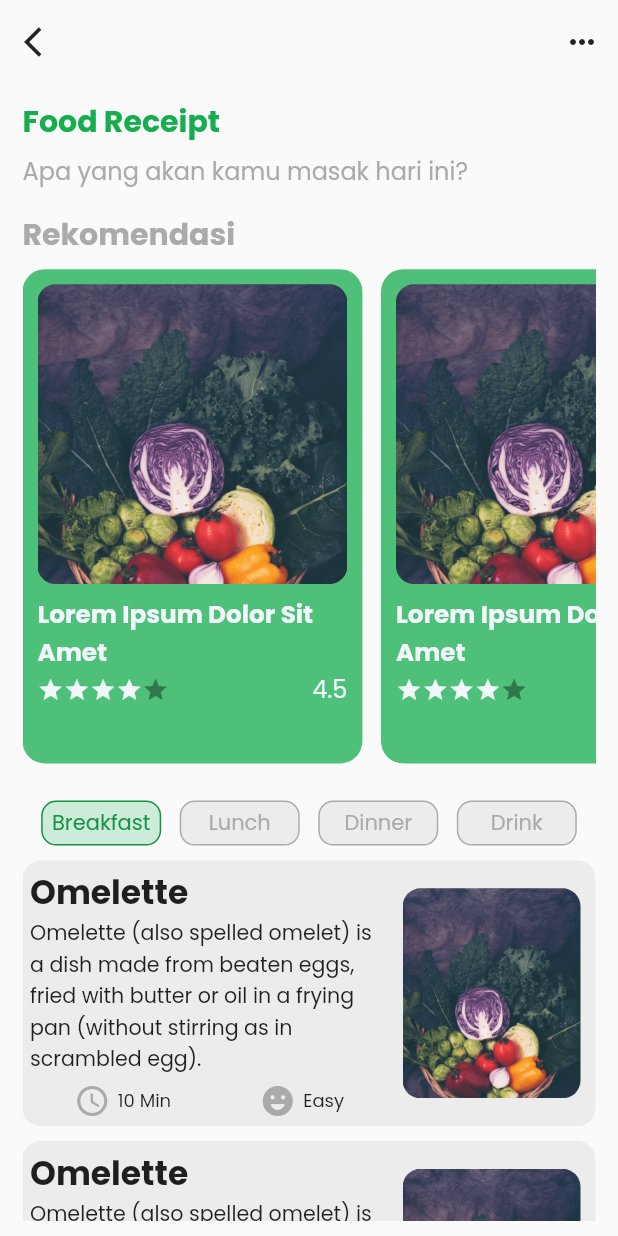
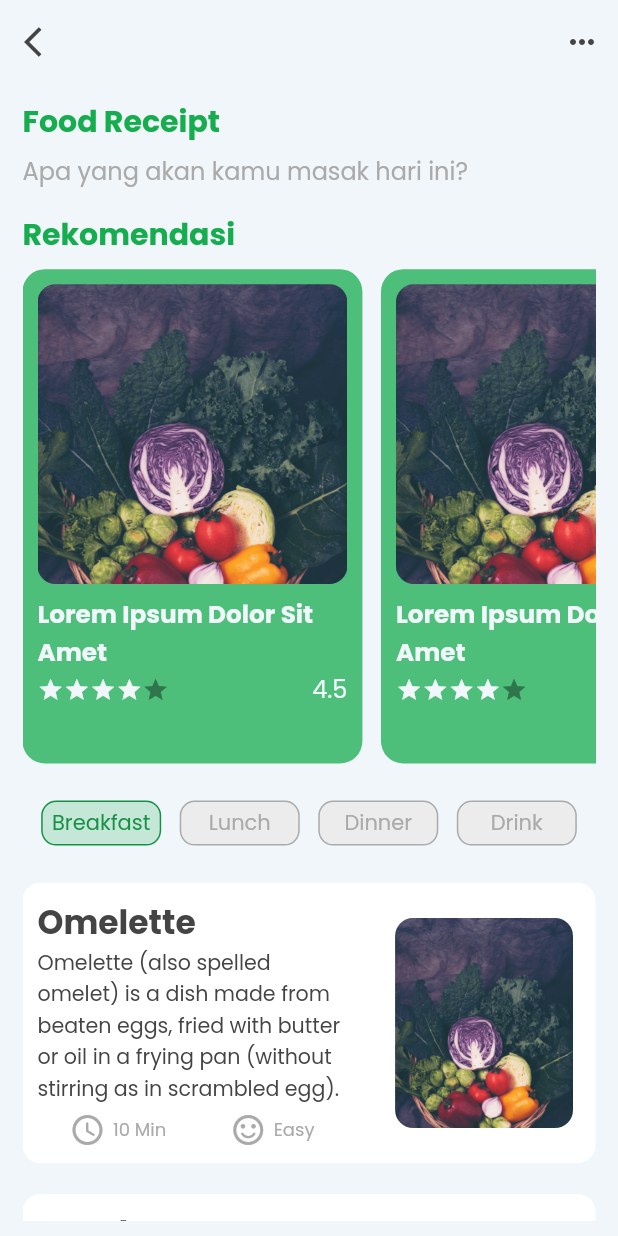
Before and after one commit to bagussubagja/healthy-buddy-mobile-app, a Flutter app: the FoodReceiptMenuScreen screen opened by its route, on a phone screen of 412 x 824 dp. Run offline on Flutter 3.47's test engine with Material 2 defaults, Android fonts, the phone set to English and light mode, and no system bars; drawn by our look-alikes of flutter_rating_bar; our stand-ins replace cached_network_image, carousel_slider, flutter_svg, salomon_bottom_bar, sizer, youtube_player_flutter.

Commit message:
Change Background Color

```diff
--- a/lib/screens/home/body_page_screen.dart
+++ b/lib/screens/home/body_page_screen.dart
@@ -26,7 +26,7 @@ class _BodyPageScreenState extends State<BodyPageScreen> {
   @override
   Widget build(BuildContext context) {
     return Scaffold(
-      backgroundColor: Colors.white,
+      backgroundColor: bgColor,
       bottomNavigationBar: SalomonBottomBar(
         currentIndex: _currentIndex,
         onTap: (i) => setState(() => _currentIndex = i),
--- a/lib/screens/home/settings/setting_screen.dart
+++ b/lib/screens/home/settings/setting_screen.dart
@@ -29,6 +29,7 @@ class _SettingScreenState extends State<SettingScreen> {
   @override
   Widget build(BuildContext context) {
     return Scaffold(
+      backgroundColor: bgColor,
       body: SafeArea(
         child: Padding(
           padding: defaultPadding,
--- a/lib/screens/main_features_screens/foodies/food-receipt-screen/food_receipt_menu.dart
+++ b/lib/screens/main_features_screens/foodies/food-receipt-screen/food_receipt_menu.dart
@@ -17,9 +17,11 @@ class _FoodReceiptMenuScreenState extends State<FoodReceiptMenuScreen> {
   final List<String> _foodCategory = ["Breakfast", "Lunch", "Dinner", "Drink"];
   List<bool> _selectedToogle = [true, false, false, false];
 
+  int _currentIndex = 0;
   @override
   Widget build(BuildContext context) {
     return Scaffold(
+      backgroundColor: bgColor,
       appBar: AppBar(
         backgroundColor: Colors.transparent,
         elevation: 0,
@@ -50,8 +52,8 @@ class _FoodReceiptMenuScreenState extends State<FoodReceiptMenuScreen> {
             _recommendedFoodCard(),
             MarginHeight(height: 3.h),
             _foodCategories(),
-            MarginHeight(height: 10),
-            _listFoodByCategory()
+            MarginHeight(height: 3.h),
+            _listFoodByCategory(_currentIndex)
           ],
         ),
       )),
@@ -74,7 +76,7 @@ class _FoodReceiptMenuScreenState extends State<FoodReceiptMenuScreen> {
         MarginHeight(height: 15),
         Text(
           'Rekomendasi',
-          style: titleStyle.copyWith(color: greyTextColor),
+          style: titleStyle.copyWith(color: greenColor),
         ),
       ],
     );
@@ -170,6 +172,7 @@ class _FoodReceiptMenuScreenState extends State<FoodReceiptMenuScreen> {
                         _selectedToogle[i] = false;
                       }
                     }
+                    _currentIndex = index;
                   });
                 },
                 child: Container(
@@ -205,35 +208,37 @@ class _FoodReceiptMenuScreenState extends State<FoodReceiptMenuScreen> {
     );
   }
 
-  Widget _listFoodByCategory() {
+  Widget _listFoodByCategory(int currentIndex) {
     return ListView.separated(
         shrinkWrap: true,
         physics: const NeverScrollableScrollPhysics(),
         itemBuilder: (context, index) {
           return Container(
             width: MediaQuery.of(context).size.width,
-            padding: const EdgeInsets.all(5),
+            padding: const EdgeInsets.all(10),
             decoration: BoxDecoration(
-                color: greyColor, borderRadius: BorderRadius.circular(12)),
+                color: Colors.white, borderRadius: BorderRadius.circular(12)),
             child: Row(
               mainAxisAlignment: MainAxisAlignment.spaceBetween,
               mainAxisSize: MainAxisSize.min,
               crossAxisAlignment: CrossAxisAlignment.center,
               children: [
                 SizedBox(
-                  width: 58.w,
+                  width: 50.w,
                   child: Column(
                     mainAxisAlignment: MainAxisAlignment.start,
                     crossAxisAlignment: CrossAxisAlignment.start,
                     mainAxisSize: MainAxisSize.max,
                     children: [
                       Text(
-                        'Omelette',
-                        style: titleStyle.copyWith(fontSize: 16.sp),
+                        currentIndex == 0 ? "Omelette" : "Seblak",
+                        style: titleStyle.copyWith(
+                            fontSize: 16.sp, color: blackColor),
                       ),
                       Text(
                         'Omelette (also spelled omelet) is a dish made from beaten eggs, fried with butter or oil in a frying pan (without stirring as in scrambled egg).',
-                        style: regularStyle.copyWith(fontSize: 10.sp),
+                        style: regularStyle.copyWith(
+                            fontSize: 10.sp, color: blackColor),
                       ),
                       MarginHeight(height: 5),
                       Row(
@@ -248,20 +253,22 @@ class _FoodReceiptMenuScreenState extends State<FoodReceiptMenuScreen> {
                               MarginWidth(width: 5),
                               Text(
                                 '10 Min',
-                                style: regularStyle.copyWith(fontSize: 12),
+                                style: regularStyle.copyWith(
+                                    fontSize: 12, color: greyTextColor),
                               )
                             ],
                           ),
                           Row(
                             children: [
                               Icon(
-                                Icons.emoji_emotions_rounded,
+                                Icons.sentiment_satisfied_rounded,
                                 color: greyTextColor,
                               ),
                               MarginWidth(width: 5),
                               Text(
                                 'Easy',
-                                style: regularStyle.copyWith(fontSize: 12),
+                                style: regularStyle.copyWith(
+                                    fontSize: 12, color: greyTextColor),
                               )
                             ],
                           )
@@ -287,7 +294,7 @@ class _FoodReceiptMenuScreenState extends State<FoodReceiptMenuScreen> {
           );
         },
         separatorBuilder: (context, index) {
-          return MarginHeight(height: 10);
+          return MarginHeight(height: 2.5.h);
         },
         itemCount: 10);
   }
--- a/lib/shared/theme.dart
+++ b/lib/shared/theme.dart
@@ -5,7 +5,8 @@ Color greenDarkerColor = const Color(0xff169044);
 Color greyColor = const Color(0xffECECEC);
 Color greyTextColor = const Color(0xffAAAAAA);
 Color whiteColor = const Color(0xffF1F6FA);
-Color blackColor = const Color(0xff242424);
+Color blackColor = const Color(0xff444444);
+Color bgColor = const Color(0xffF1F6FA);
 
 TextStyle titleStyle =
     const TextStyle(fontSize: 20, fontWeight: FontWeight.w700);
```
Also changed, not shown: lib/screens/home/home_page.dart (+4 -3 lines), lib/screens/main_features_screens/foodies/food-receipt-screen/food_receipt_detail_screen.dart (+131 -13 lines), lib/screens/main_features_screens/foodies/foodies_main_screen.dart (+8 -5 lines).
